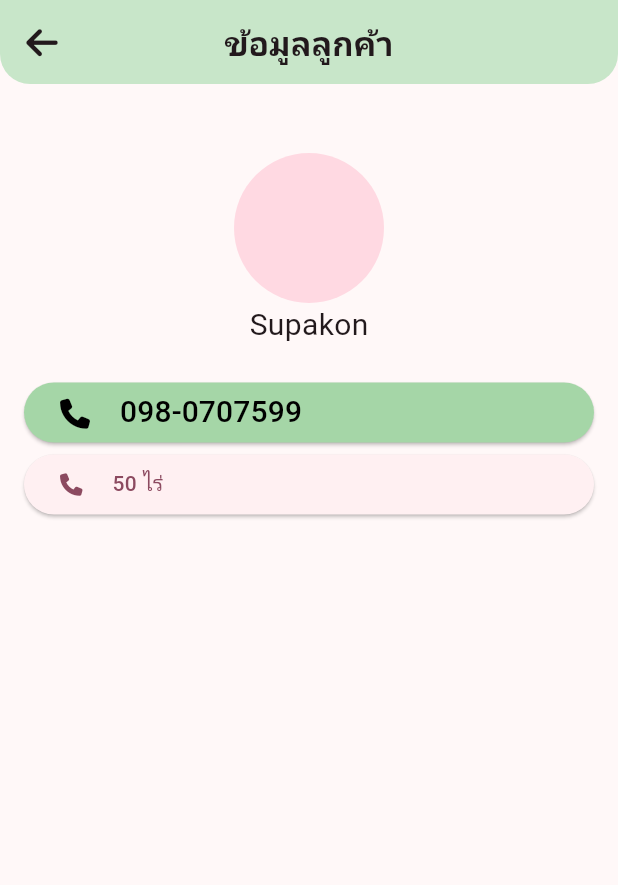
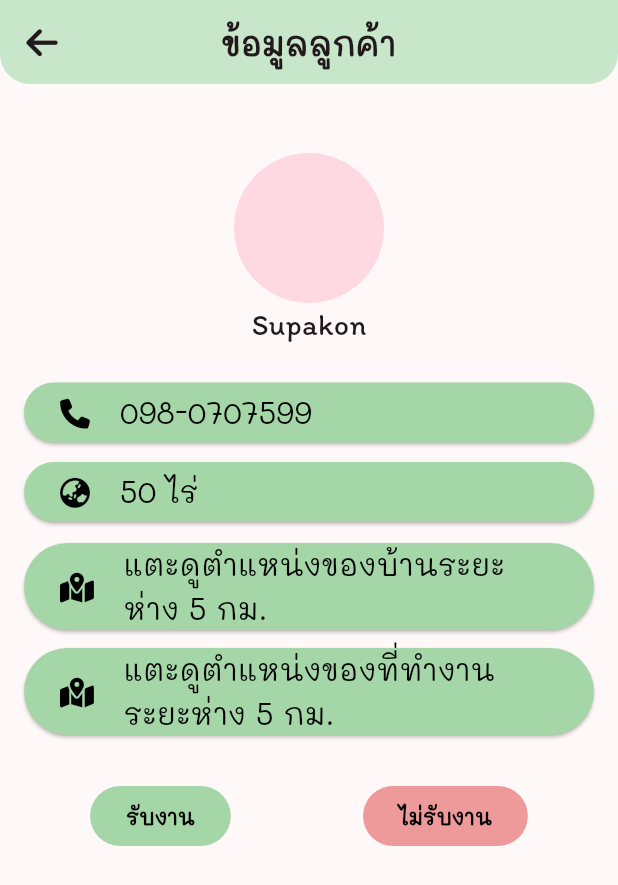
Before and after one commit to supakorn5/Tractor4u_frontend, a Flutter app: the Customer_reserve screen opened directly, after a tap on "Supakon", on a phone screen of 412 x 824 dp. Shown: the top 885 px of the screen. Run offline on Flutter 3.47's test engine with Material 3 defaults, Android fonts, the phone set to English and light mode, and no system bars; our stand-ins replace font_awesome_flutter.

Commit message:
customer_information_complete

```diff
--- a/tracktor4u/lib/Page/Owner/reserve/Customer_information.dart
+++ b/tracktor4u/lib/Page/Owner/reserve/Customer_information.dart
@@ -1,6 +1,7 @@
 import 'package:flutter/material.dart';
 import 'package:font_awesome_flutter/font_awesome_flutter.dart';
 import 'package:myproject/Page/Owner/Owner_home.dart';
+import 'package:myproject/Widget/Dialog_workingdate.dart';
 
 class CustomerInformation extends StatefulWidget {
   late String name;
@@ -57,11 +58,12 @@ class _CustomerInformationState extends State<CustomerInformation> {
                   height: 30,
                 ),
                 const CircleAvatar(
+                  //backgroundImage: , ใส่รูปภาพ
                   radius: 50,
                 ),
                 Text(
                   name,
-                  style: const TextStyle(fontFamily: "Mali", fontSize: 20),
+                  style: const TextStyle(fontFamily: "Itim", fontSize: 20),
                 ),
                 const SizedBox(
                   height: 20,
@@ -89,20 +91,125 @@ class _CustomerInformationState extends State<CustomerInformation> {
                         ),
                       ],
                     )),
+                const SizedBox(
+                  height: 5,
+                ),
                 ElevatedButton(
+                    style: ElevatedButton.styleFrom(
+                        backgroundColor: Colors.green.shade200),
                     onPressed: () => null,
                     child: const Row(
                       children: [
                         FaIcon(
-                          FontAwesomeIcons.phone,
-                          size: 15,
+                          FontAwesomeIcons.earthAsia,
+                          size: 20,
+                          color: Colors.black,
                         ),
                         SizedBox(
                           width: 20,
                         ),
-                        Text("50 ไร่"),
+                        Text(
+                          "50 ไร่",
+                          style: TextStyle(
+                              fontFamily: "Mali",
+                              color: Colors.black,
+                              fontSize: 20),
+                        ),
                       ],
                     )),
+                const SizedBox(
+                  height: 10,
+                ),
+                ElevatedButton(
+                    style: ElevatedButton.styleFrom(
+                        backgroundColor: Colors.green.shade200),
+                    onPressed: () => null,
+                    child: const Row(
+                      children: [
+                        FaIcon(
+                          FontAwesomeIcons.mapLocationDot,
+                          size: 20,
+                          color: Colors.black,
+                        ),
+                        SizedBox(
+                          width: 20,
+                        ),
+                        Flexible(
+                          child: Text(
+                            "แตะดูตำแหน่งของบ้านระยะห่าง 5 กม.",
+                            style: TextStyle(
+                                fontFamily: "Mali",
+                                color: Colors.black,
+                                fontSize: 20),
+                          ),
+                        ),
+                      ],
+                    )),
+                const SizedBox(
+                  height: 12,
+                ),
+                ElevatedButton(
+                    style: ElevatedButton.styleFrom(
+                        backgroundColor: Colors.green.shade200),
+                    onPressed: () => null,
+                    child: const Row(
+                      children: [
+                        FaIcon(
+                          FontAwesomeIcons.mapLocationDot,
+                          size: 20,
+                          color: Colors.black,
+                        ),
+                        SizedBox(
+                          width: 20,
+                        ),
+                        Flexible(
+                          child: Text(
+                            "แตะดูตำแหน่งของที่ทำงานระยะห่าง 5 กม.",
+                            style: TextStyle(
+                                fontFamily: "Mali",
+                                color: Colors.black,
+                                fontSize: 20),
+                          ),
+                        ),
+                      ],
+                    )),
+                const SizedBox(
+                  height: 30,
+                ),
+                Row(
+                  mainAxisAlignment: MainAxisAlignment.spaceAround,
+                  children: [
+                    FilledButton(
+                        style: FilledButton.styleFrom(
+                            backgroundColor: Colors.green.shade200),
+                        onPressed: () {
+                          showDialog(
+                            context: context,
+                            builder: (context) {
+                              return const Dialog_workingdate();
+                            },
+                          );
+                        },
+                        child: const Text(
+                          "รับงาน",
+                          style: TextStyle(
+                              fontFamily: "Mali",
+                              color: Colors.black,
+                              fontWeight: FontWeight.bold),
+                        )),
+                    FilledButton(
+                        style: FilledButton.styleFrom(
+                            backgroundColor: Colors.red.shade200),
+                        onPressed: () {},
+                        child: const Text(
+                          "ไม่รับงาน",
+                          style: TextStyle(
+                              fontFamily: "Mali",
+                              color: Colors.black,
+                              fontWeight: FontWeight.bold),
+                        )),
+                  ],
+                )
               ],
             ),
           ),
--- a/tracktor4u/lib/Page/Owner/reserve/Customer_reserve.dart
+++ b/tracktor4u/lib/Page/Owner/reserve/Customer_reserve.dart
@@ -21,6 +21,7 @@ class _Customer_reserveState extends State<Customer_reserve> {
   Widget build(BuildContext context) {
     return Scaffold(
       appBar: AppBar(
+        leading: null,
         title: const Text(
           "รายการลูกค้าที่จองคิว",
           style: TextStyle(fontFamily: "Mali", fontWeight: FontWeight.bold),
--- a/tracktor4u/pubspec.yaml
+++ b/tracktor4u/pubspec.yaml
@@ -78,13 +78,13 @@ flutter:
   fonts:
     - family: Mali
       fonts:
-        - asset: Fonts//Mali-Regular.ttf
+        - asset: Fonts/Mali-Regular.ttf
     - family: Kanit
       fonts:
-        - asset: Fonts//Kanit-Regular.ttf
+        - asset: Fonts/Kanit-Regular.ttf
     - family: Itim
       fonts:
-        - asset: Fonts//Itim-Regular.ttf
+        - asset: Fonts/Itim-Regular.ttf
   #       - asset: fonts/TrajanPro_Bold.ttf
   #         weight: 700
   #
```
Also changed, not shown: tracktor4u/lib/Page/Owner/status/Status_working.dart (+18 -1 lines), tracktor4u/lib/Widget/Dialog_workingdate.dart (added, +102 -0 lines).
